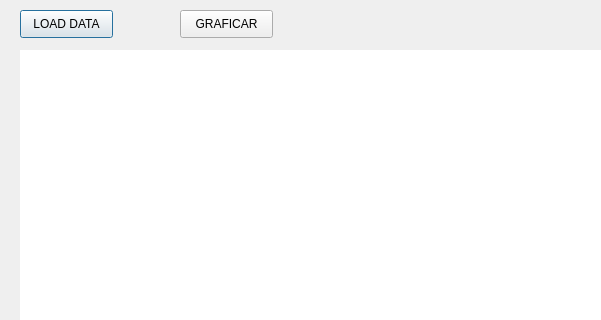
This is interfaz.ui in dfguaman3/INTERFAZ_COVID as Qt 5 draws it before an edit; both pictures show x 0 to 601 and y 0 to 320 of the 992 by 696 pixel window. The edited form follows.
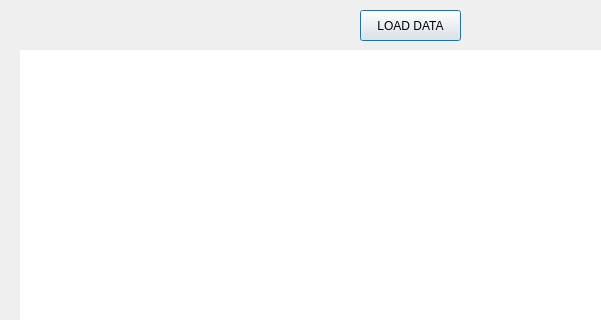
This is the edited form.

Diff of the .ui file:
```diff
--- a/interfaz.ui
+++ b/interfaz.ui
@@ -16,10 +16,10 @@
   <widget class="QPushButton" name="cargar">
    <property name="geometry">
     <rect>
-     <x>20</x>
+     <x>360</x>
      <y>10</y>
-     <width>93</width>
-     <height>28</height>
+     <width>101</width>
+     <height>31</height>
     </rect>
    </property>
    <property name="text">
@@ -124,19 +124,6 @@
     </rect>
    </property>
   </widget>
-  <widget class="QPushButton" name="graficar">
-   <property name="geometry">
-    <rect>
-     <x>180</x>
-     <y>10</y>
-     <width>93</width>
-     <height>28</height>
-    </rect>
-   </property>
-   <property name="text">
-    <string>GRAFICAR</string>
-   </property>
-  </widget>
   <widget class="QWidget" name="layoutWidget">
    <property name="geometry">
     <rect>
```
